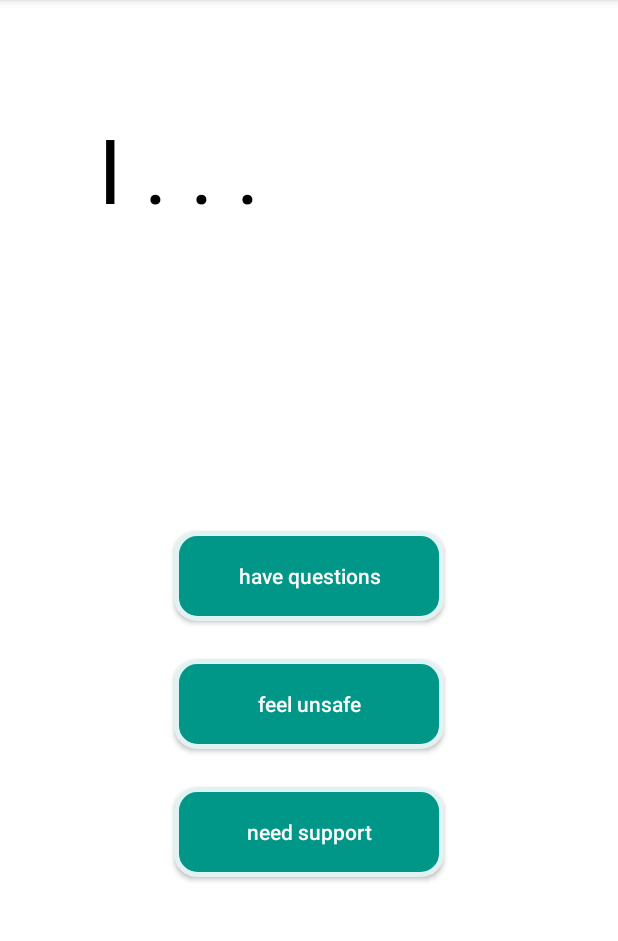
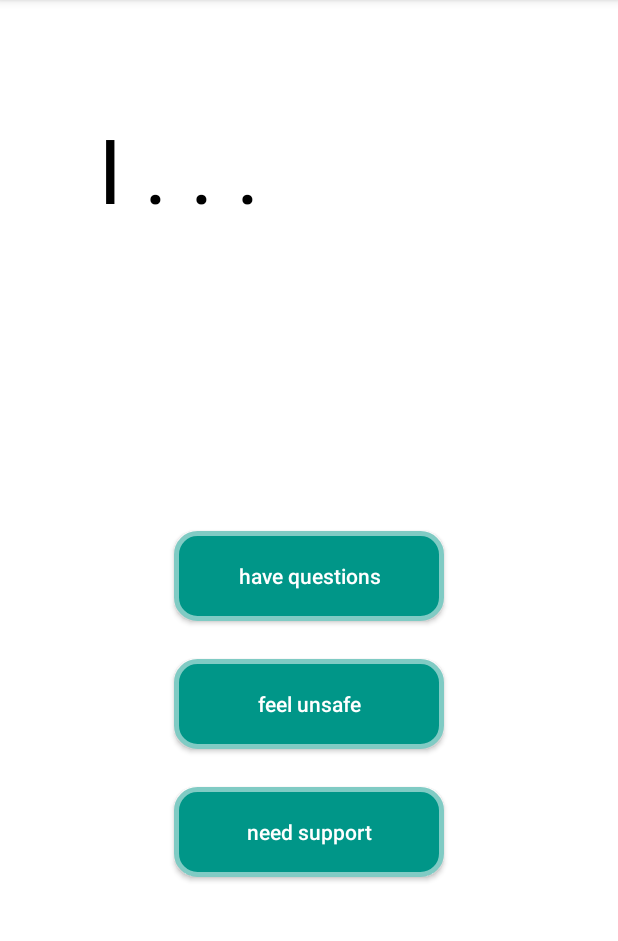
Before and after one commit to dqian96/sayfe, an Android app: the screen it shows after launch (MainActivity), on a phone screen of 412 x 824 dp, the part 84-1025 px from its top. Run offline under Robolectric (Android 15) with nearby library versions, the phone set to English and light mode, and no system bars.

Commit message:
Main Activity Frontend Changes

```diff
--- a/app/src/main/java/ca/sayfe/sayfe/MainActivity.java
+++ b/app/src/main/java/ca/sayfe/sayfe/MainActivity.java
@@ -13,31 +13,29 @@ public class MainActivity extends AppCompatActivity {
         super.onCreate(savedInstanceState);
         setContentView(R.layout.activity_main);
 
+        //Button to go to Questions Activity
         //define button by connecting it to the resource by id
-        Button mainActivityFirstButton = (Button) findViewById(R.id.mainActivityFirstButton);
+        Button mainActivityQuestionsButton = (Button) findViewById(R.id.mainActivityQuestionsButton);
         //adding a listener
-        mainActivityFirstButton.setOnClickListener(new View.OnClickListener() {
+        mainActivityQuestionsButton.setOnClickListener(new View.OnClickListener() {
             public void onClick(View v) {
                 Intent intent = new Intent(MainActivity.this, QuestionListActivity.class);
                 startActivity(intent);
             }
         });
 
-        //define button by connecting it to the resource by id
-        Button mainActivitySecondButton = (Button) findViewById(R.id.mainActivitySecondButton);
-        //adding a listener
-        mainActivitySecondButton.setOnClickListener(new View.OnClickListener() {
+        //Button to go to map/unsafe activity
+        Button mainActivityMapButton = (Button) findViewById(R.id.mainActivityMapButton);
+        mainActivityMapButton.setOnClickListener(new View.OnClickListener() {
             public void onClick(View v) {
                 Intent intent = new Intent(MainActivity.this, MapActivity.class);
                 startActivity(intent);
             }
         });
 
-
-        //define button by connecting it to the resource by id
-        Button mainActivityThirdButton = (Button) findViewById(R.id.mainActivityThirdButton);
-        //adding a listener
-        mainActivityThirdButton.setOnClickListener(new View.OnClickListener() {
+        //Button to go to support activity
+        Button mainActivitySupportButton = (Button) findViewById(R.id.mainActivitySupportButton);
+        mainActivitySupportButton.setOnClickListener(new View.OnClickListener() {
             public void onClick(View v) {
                 //Intent intent = new Intent(MainActivity.this, SupportActivity.class);
                 //startActivity(intent);
--- a/app/src/main/java/ca/sayfe/sayfe/MapActivity.java
+++ b/app/src/main/java/ca/sayfe/sayfe/MapActivity.java
@@ -2,35 +2,12 @@ package ca.sayfe.sayfe;
 
 import android.support.v7.app.AppCompatActivity;
 import android.os.Bundle;
-import com.google.android.gms.location.places.ui.PlacePicker
+
 public class MapActivity extends AppCompatActivity {
-
-
-    private GoogleApiClient mGoogleApiClient;
 
     @Override
     protected void onCreate(Bundle savedInstanceState) {
         super.onCreate(savedInstanceState);
-        setContentView(R.layout.activity_main);
-
-        mGoogleApiClient = new GoogleApiClient
-                .Builder(this)
-                .addApi(Places.GEO_DATA_API)
-                .addApi(Places.PLACE_DETECTION_API)
-                .addConnectionCallbacks(this)
-                .addOnConnectionFailedListener(this)
-                .build();
-    }
-
-    @Override
-    protected void onStart() {
-        super.onStart();
-        mGoogleApiClient.connect();
-    }
-
-    @Override
-    protected void onStop() {
-        mGoogleApiClient.disconnect();
-        super.onStop();
+        setContentView(R.layout.activity_map);
     }
 }
--- a/app/src/main/res/drawable/round_button.xml
+++ b/app/src/main/res/drawable/round_button.xml
@@ -4,7 +4,7 @@
         android:radius="14dp"
         />
     <solid
-        android:color="#009688"
+        android:color="@color/colorPrimary"
         />
     <padding
         android:left="0dp"
@@ -18,6 +18,6 @@
         />
     <stroke
         android:width="3dp"
-        android:color="#E0F2F1"
+        android:color="@color/colorAccent"
         />
 </shape>
--- a/app/src/main/res/layout/activity_main.xml
+++ b/app/src/main/res/layout/activity_main.xml
@@ -24,15 +24,15 @@
         android:layout_alignParentTop="true"
         android:layout_alignParentLeft="true"
         android:layout_alignParentStart="true"
-        android:layout_alignRight="@+id/mainActivityFirstButton"
-        android:layout_alignEnd="@+id/mainActivityFirstButton" />
+        android:layout_alignRight="@+id/mainActivityQuestionsButton"
+        android:layout_alignEnd="@+id/mainActivityQuestionsButton" />
 
     <Button
         android:textAllCaps="false"
         android:layout_width="wrap_content"
         android:layout_height="wrap_content"
-        android:text="@string/mainActivityFirstButton"
-        android:id="@+id/mainActivityFirstButton"
+        android:text="@string/mainActivityQuestionsButton"
+        android:id="@+id/mainActivityQuestionsButton"
         android:background="@drawable/round_button"
         android:padding="16dp"
         android:layout_centerVertical="true"
@@ -43,31 +43,31 @@
         android:textAllCaps="false"
         android:layout_width="wrap_content"
         android:layout_height="wrap_content"
-        android:text="@string/mainActivitySecondButton"
-        android:id="@+id/mainActivitySecondButton"
+        android:text="@string/mainActivityMapButton"
+        android:id="@+id/mainActivityMapButton"
         android:background="@drawable/round_button"
         android:padding="16dp"
-        android:layout_below="@+id/mainActivityFirstButton"
-        android:layout_alignLeft="@+id/mainActivityFirstButton"
-        android:layout_alignStart="@+id/mainActivityFirstButton"
+        android:layout_below="@+id/mainActivityQuestionsButton"
+        android:layout_alignLeft="@+id/mainActivityQuestionsButton"
+        android:layout_alignStart="@+id/mainActivityQuestionsButton"
         android:layout_marginTop="25dp"
-        android:layout_alignRight="@+id/mainActivityFirstButton"
-        android:layout_alignEnd="@+id/mainActivityFirstButton"
+        android:layout_alignRight="@+id/mainActivityQuestionsButton"
+        android:layout_alignEnd="@+id/mainActivityQuestionsButton"
         android:textColor="@color/white" />
 
     <Button
         android:textAllCaps="false"
         android:layout_width="wrap_content"
         android:layout_height="wrap_content"
-        android:text="@string/mainActivityThirdButton"
-        android:id="@+id/mainActivityThirdButton"
+        android:text="@string/mainActivitySupportButton"
+        android:id="@+id/mainActivitySupportButton"
         android:background="@drawable/round_button"
         android:padding="16dp"
-        android:layout_below="@+id/mainActivitySecondButton"
-        android:layout_alignLeft="@+id/mainActivitySecondButton"
-        android:layout_alignStart="@+id/mainActivitySecondButton"
-        android:layout_alignRight="@+id/mainActivitySecondButton"
-        android:layout_alignEnd="@+id/mainActivitySecondButton"
+        android:layout_below="@+id/mainActivityMapButton"
+        android:layout_alignLeft="@+id/mainActivityMapButton"
+        android:layout_alignStart="@+id/mainActivityMapButton"
+        android:layout_alignRight="@+id/mainActivityMapButton"
+        android:layout_alignEnd="@+id/mainActivityMapButton"
         android:layout_marginTop="25dp"
         android:textColor="@color/white" />
 </RelativeLayout>
--- a/app/src/main/res/values/colors.xml
+++ b/app/src/main/res/values/colors.xml
@@ -1,13 +1,9 @@
 <?xml version="1.0" encoding="utf-8"?>
 <resources>
-    <!-- Action Bar colors -->
+    <!-- Sayfe Theme/Action Bar colors -->
     <color name="colorPrimary">#009688</color>
     <color name="colorPrimaryDark">#00695C</color>
     <color name="colorAccent">#80CBC4</color>
-
-    <!-- Sayfe Theme colors -->
-    <color name="darkGreySayfeTheme">#36414d</color>
-    <color name="tealSayfeTheme">#0d9591</color>
 
     <!-- Custom color definitions -->
     <item name="blue" type="color">#FF33B5E5</item>
--- a/app/src/main/res/values/strings.xml
+++ b/app/src/main/res/values/strings.xml
@@ -2,9 +2,11 @@
     <string name="app_name">Sayfe</string>
     <!-- Main Activity -->
     <string name="mainActivityTitleText">I    .  .  .</string>
-    <string name="mainActivityFirstButton">have questions</string>
-    <string name="mainActivitySecondButton">feel unsafe</string>
-    <string name="mainActivityThirdButton">need support</string>
+    <string name="mainActivityQuestionsButton">have questions</string>
+    <string name="mainActivityMapButton">feel unsafe</string>
+    <string name="mainActivitySupportButton">need support</string>
+
+    <!-- Questions Activity -->
     <string name="title_question_list">Questions</string>
     <string name="title_question_detail">Question Detail</string>
 
```
Also changed, not shown: app/src/main/res/mipmap-hdpi/ic_launcher.png, app/src/main/res/mipmap-mdpi/ic_launcher.png, app/src/main/res/mipmap-xhdpi/ic_launcher.png, app/src/main/res/mipmap-xxhdpi/ic_launcher.png, app/src/main/res/mipmap-xxxhdpi/ic_launcher.png.
